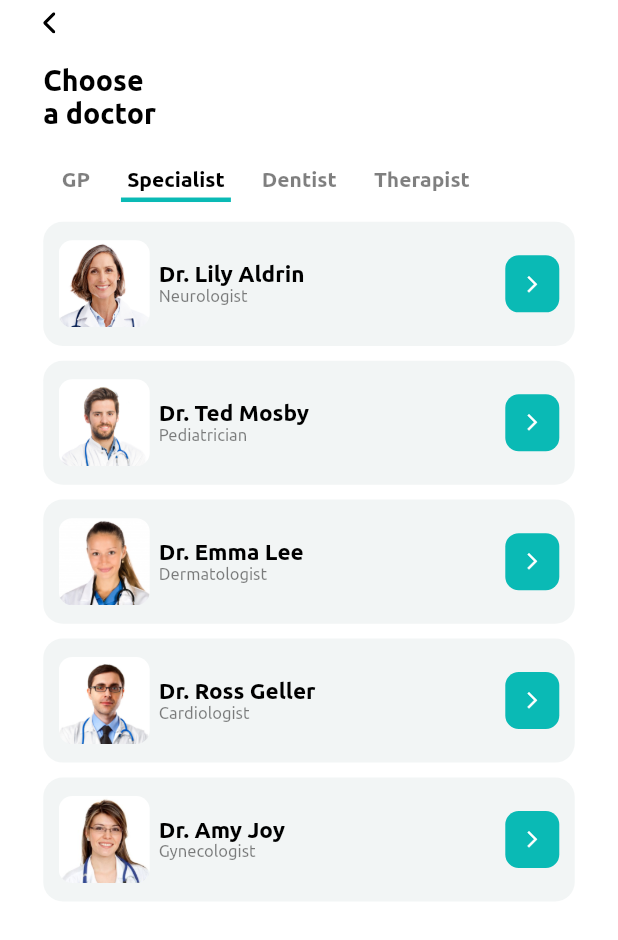
After one commit to dirisujesse/dirisujesse-greenmedical, a Flutter app: the PhysicianListPage screen opened by its route, after a tap on "Specialist", on a phone screen of 412 x 824 dp. The commit adds this screen. Shown: the top 940 px of the screen. Run offline on Flutter 3.47's test engine with Material 2 defaults, Android fonts, the phone set to English and light mode, and no system bars; our stand-ins replace flutter_svg, geolocator, google_maps_flutter.

Commit message:
Physicians list UI

```diff
--- a/lib/components/fragments/buttons/app_back_button.dart
+++ b/lib/components/fragments/buttons/app_back_button.dart
@@ -7,10 +7,15 @@ import 'package:roavapp/values/images.dart';
 
 class AppBackButton extends StatelessWidget {
   final OnPressed onPressed;
+  final bool _isPadded;
 
   const AppBackButton({
     this.onPressed,
-  });
+  }) : _isPadded = true;
+
+  const AppBackButton.plain({
+    this.onPressed,
+  }) : _isPadded = false;
 
   @override
   Widget build(BuildContext context) {
@@ -20,7 +25,7 @@ class AppBackButton extends StatelessWidget {
       child: InkWell(
         child: Container(
           color: appWhite,
-          padding: scaler.insets.symmetric(vertical: .5, horizontal: 2),
+          padding: _isPadded ? scaler.insets.symmetric(vertical: .5, horizontal: 2) : scaler.insets.zero,
           child: SvgPicture.asset(
             AppSvgs.back,
           ),
--- /dev/null
+++ b/lib/components/fragments/indicators/app_tab.dart
@@ -0,0 +1,48 @@
+import 'package:flutter/material.dart';
+import 'package:flutter/widgets.dart';
+import 'package:roavapp/components/typography/app_text.dart';
+import 'package:roavapp/styles/colors.dart';
+import 'package:roavapp/styles/text_styles.dart';
+import 'package:roavapp/utils/dimensions.dart';
+import 'package:roavapp/utils/typedefs.dart';
+
+class AppTab extends StatelessWidget {
+  final bool isActive;
+  final String text;
+  final OnPressed onTap;
+
+  AppTab({
+    @required this.isActive,
+    @required this.text,
+    this.onTap,
+  });
+
+  @override
+  Widget build(BuildContext context) {
+    final scaler = AppScaleUtil(context);
+    return InkWell(
+      child: AnimatedContainer(
+        duration: Duration(milliseconds: 500),
+        margin: scaler.insets.symmetric(horizontal: 2),
+        padding: scaler.insets.fromLTRB(1, 0, 1, .5),
+        decoration: BoxDecoration(
+          border: Border(
+            bottom: BorderSide(
+              width: scaler.fontSizer.sp(5),
+              color: isActive ? appTeal : appTransparent,
+            ),
+          ),
+        ),
+        child: AppText(
+          text,
+          textAlign: TextAlign.center,
+          style: boldText.copyWith(
+            fontSize: 32,
+            color: isActive ? appBlack : appBlack.withOpacity(.5),
+          ),
+        ),
+      ),
+      onTap: onTap,
+    );
+  }
+}
--- /dev/null
+++ b/lib/components/fragments/list_items/physio_list_item.dart
@@ -0,0 +1,117 @@
+import 'package:flutter/material.dart';
+import 'package:roavapp/components/typography/app_text.dart';
+import 'package:roavapp/models/podos/physician.dart';
+import 'package:roavapp/styles/colors.dart';
+import 'package:roavapp/styles/text_styles.dart';
+import 'package:roavapp/utils/dimensions.dart';
+import 'package:roavapp/utils/typedefs.dart';
+
+class PhysioListItem extends StatelessWidget {
+  final Physician physician;
+  final Color bgColor;
+  final OnPressed onTap;
+
+  const PhysioListItem({
+    @required this.physician,
+    this.bgColor = appGrey,
+    this.onTap,
+  });
+
+  @override
+  Widget build(BuildContext context) {
+    final scaler = AppScaleUtil(context);
+
+    return InkWell(
+      onTap: onTap,
+      child: Container(
+        decoration: BoxDecoration(
+          borderRadius: BorderRadius.circular(
+            scaler.fontSizer.sp(30),
+          ),
+          color: bgColor,
+        ),
+        padding: scaler.insets.symmetric(
+          vertical: 1.5,
+          horizontal: 2.5,
+        ),
+        margin: scaler.insets.symmetric(
+          vertical: .6,
+        ),
+        child: Table(
+          defaultVerticalAlignment: TableCellVerticalAlignment.middle,
+          columnWidths: {
+            0: FlexColumnWidth(2),
+            1: FlexColumnWidth(.2),
+            2: FlexColumnWidth(7),
+            3: FlexColumnWidth(.3),
+            4: FlexColumnWidth(1.5),
+          },
+          children: [
+            TableRow(
+              children: [
+                Container(
+                  height: scaler.fontSizer.sp(140),
+                  decoration: BoxDecoration(
+                    image: DecorationImage(
+                      image: AssetImage(
+                        physician.picture,
+                      ),
+                      fit: BoxFit.cover,
+                    ),
+                    borderRadius: BorderRadius.circular(
+                      scaler.fontSizer.sp(20),
+                    ),
+                  ),
+                ),
+                const SizedBox(),
+                Column(
+                  mainAxisAlignment: MainAxisAlignment.center,
+                  crossAxisAlignment: CrossAxisAlignment.start,
+                  children: <Widget>[
+                    AppText(
+                      physician.name ?? "",
+                      style: boldText.copyWith(
+                        fontSize: 35,
+                        color: appBlack,
+                      ),
+                    ),
+                    AppText(
+                      physician.specialty ?? "",
+                      style: normalText.copyWith(
+                        fontSize: 25,
+                        color: appBlack.withOpacity(.5),
+                      ),
+                    ),
+                  ],
+                ),
+                const SizedBox(),
+                Align(
+                  alignment: Alignment.centerRight,
+                  child: Container(
+                    constraints: BoxConstraints.tightFor(
+                      height: scaler.fontSizer.sp(90),
+                      width: scaler.fontSizer.sp(85),
+                    ),
+                    decoration: BoxDecoration(
+                      color: appTeal,
+                      borderRadius: BorderRadius.circular(
+                        scaler.fontSizer.sp(20),
+                      ),
+                    ),
+                    child: Center(
+                      child: Icon(
+                        Icons.arrow_forward_ios,
+                        color: appWhite,
+                        size: scaler.fontSizer.sp(30),
+                      ),
+                    ),
+                  ),
+                ),
+              ],
+            )
+          ],
+        ),
+      ),
+    );
+  }
+}
--- /dev/null
+++ b/lib/components/layouts/lists/physio_list.dart
@@ -0,0 +1,32 @@
+import 'package:flutter/material.dart';
+import 'package:roavapp/components/fragments/list_items/physio_list_item.dart';
+import 'package:roavapp/components/typography/app_text.dart';
+import 'package:roavapp/models/podos/physician.dart';
+
+class PhysioList extends StatelessWidget {
+  final List<Physician> physicians;
+
+  PhysioList({
+    @required this.physicians,
+  });
+
+  @override
+  Widget build(BuildContext context) {
+    if (physicians.isEmpty) {
+      return Center(
+        child: AppText(
+          "Oops, no physicians here...",
+          textAlign: TextAlign.center,
+        ),
+      );
+    }
+    return ListView.builder(
+      itemBuilder: (context, idx) {
+        return PhysioListItem(
+          physician: physicians[idx],
+        );
+      },
+      itemCount: physicians.length,
+    );
+  }
+}
--- /dev/null
+++ b/lib/models/podos/physician.dart
@@ -0,0 +1,17 @@
+class Physician {
+  final String name;
+  final String picture;
+  final String specialty;
+  final String bio;
+  final List<String> qalifications;
+  final int experience;
+
+  const Physician({
+    this.name,
+    this.picture,
+    this.specialty,
+    this.bio,
+    this.qalifications,
+    this.experience,
+  });
+}
--- a/lib/pages/physicians/physician_list_page.dart
+++ b/lib/pages/physicians/physician_list_page.dart
@@ -0,0 +1,111 @@
+import 'package:flutter/material.dart';
+import 'package:roavapp/components/fragments/buttons/app_back_button.dart';
+import 'package:roavapp/components/fragments/indicators/app_tab.dart';
+import 'package:roavapp/components/fragments/spacers/app_sized_box.dart';
+import 'package:roavapp/components/layouts/lists/physio_list.dart';
+import 'package:roavapp/components/typography/app_text.dart';
+import 'package:roavapp/styles/text_styles.dart';
+import 'package:roavapp/utils/dimensions.dart';
+import 'package:roavapp/values/json.dart';
+
+class PhysicianListPage extends StatefulWidget {
+  const PhysicianListPage();
+
+  @override
+  State<StatefulWidget> createState() {
+    return _PhysicianListPageState();
+  }
+}
+
+class _PhysicianListPageState extends State<PhysicianListPage> {
+  ValueNotifier<int> _tabIndex;
+  PageController _pageController;
+
+  @override
+  void initState() {
+    super.initState();
+    _tabIndex = ValueNotifier(0);
+    _pageController = PageController(initialPage: 0);
+  }
+
+  @override
+  Widget build(BuildContext context) {
+    final scaler = AppScaleUtil(context);
+    return Scaffold(
+      body: Builder(
+        builder: (context) {
+          return SafeArea(
+            child: Container(
+              constraints: BoxConstraints.tightFor(
+                height: scaler.sizer.height,
+                width: scaler.sizer.width,
+              ),
+              padding: scaler.insets.symmetric(
+                horizontal: 7,
+              ),
+              child: Column(
+                mainAxisAlignment: MainAxisAlignment.start,
+                crossAxisAlignment: CrossAxisAlignment.stretch,
+                children: <Widget>[
+                  const AppSizedBox(height: 1),
+                  AppBackButton.plain(),
+                  const AppSizedBox(height: 2.5),
+                  AppText(
+                    "Choose\na doctor",
+                    style: boldText.copyWith(
+                      fontSize: 45,
+                    ),
+                  ),
+                  const AppSizedBox(height: 3),
+                  ValueListenableBuilder(
+                    valueListenable: _tabIndex,
+                    builder: (context, int index, _) {
+                      return SingleChildScrollView(
+                        scrollDirection: Axis.horizontal,
+                        child: Row(
+                          mainAxisAlignment: MainAxisAlignment.start,
+                          crossAxisAlignment: CrossAxisAlignment.center,
+                          children: <Widget>[
+                            for (final tab in tabItems)
+                              AppTab(
+                                isActive: tabItems.indexOf(tab) == index,
+                                text: tab,
+                                onTap: () {
+                                  final idx = tabItems.indexOf(tab);
+                                  _tabIndex.value = idx;
+                                  _pageController.jumpToPage(idx);
+                                },
+                              ),
+                          ],
+                        ),
+                      );
+                    },
+                  ),
+                  const AppSizedBox(height: 1),
+                  Expanded(
+                    child: PageView.builder(
+                      itemBuilder: (context, idx) {
+                        return PhysioList(
+                          physicians: physicians.where(
+                            (it) => it.qalifications.contains(
+                              tabItems[idx],
+                            ),
+                          ).toList(),
+                        );
+                      },
+                      controller: _pageController,
+                      itemCount: tabItems.length,
+                      onPageChanged: (page) {
+                        _tabIndex.value = page;
+                      },
+                    ),
+                  )
+                ],
+              ),
+            ),
+          );
+        },
+      ),
+    );
+  }
+}
--- a/lib/values/images.dart
+++ b/lib/values/images.dart
@@ -1,10 +1,10 @@
 class AppImages {
   const AppImages();
-  static const String docAmy = "assets/images/raster/doc_amy.png";
-  static const String docEmma = "assets/images/raster/doc_emma.png";
-  static const String docLily = "assets/images/raster/doc_lily.png";
-  static const String docMosby = "assets/images/raster/doc_mosby.png";
-  static const String docRoss = "assets/images/raster/doc_ross.png";
+  static const String docAmy = "assets/images/raster/docAmy.png";
+  static const String docEmma = "assets/images/raster/docEmma.png";
+  static const String docLily = "assets/images/raster/docLily.png";
+  static const String docMosby = "assets/images/raster/docMosby.png";
+  static const String docRoss = "assets/images/raster/docRoss.png";
 }
 
 class AppSvgs {
--- a/lib/values/json.dart
+++ b/lib/values/json.dart
@@ -1,5 +1,6 @@
 import 'package:roavapp/models/podos/dashboard_item.dart';
 import 'package:roavapp/models/podos/destination.dart';
+import 'package:roavapp/models/podos/physician.dart';
 import 'package:roavapp/values/images.dart';
 
 const List<DashboardItem> dashItems = [
@@ -35,6 +36,60 @@ const List<DashboardItem> dashItems = [
   ),
 ];
 
+const List<String> tabItems = [
+  "GP",
+  "Specialist",
+  "Dentist",
+  "Therapist",
+];
+
+const List<Physician> physicians = [
+  const Physician(
+    picture: AppImages.docLily,
+    name: "Dr. Lily Aldrin",
+    specialty: "Neurologist",
+    qalifications: [
+      "Specialist",
+      "Therapist",
+    ],
+  ),
+  const Physician(
+    picture: AppImages.docMosby,
+    name: "Dr. Ted Mosby",
+    specialty: "Pediatrician",
+    qalifications: [
+      "Specialist",
+      "GP",
+    ],
+  ),
+  const Physician(
+    picture: AppImages.docEmma,
+    name: "Dr. Emma Lee",
+    specialty: "Dermatologist",
+    qalifications: [
+      "Specialist",
+      "Therapist",
+    ],
+  ),
+  const Physician(
+    picture: AppImages.docRoss,
+    name: "Dr. Ross Geller",
+    specialty: "Cardiologist",
+    qalifications: [
+      "Specialist",
+    ],
+  ),
+  const Physician(
+    picture: AppImages.docAmy,
+    name: "Dr. Amy Joy",
+    specialty: "Gynecologist",
+    qalifications: [
+      "Specialist",
+      "Therapist",
+    ],
+  ),
+];
+
 const Destination hospitalLocation = Destination(
   name: "Green Medical Center",
   long: 3.3507791,
--- a/lib/values/routes.dart
+++ b/lib/values/routes.dart
@@ -7,6 +7,7 @@ import 'package:roavapp/pages/covid/covid_page.dart';
 import 'package:roavapp/pages/dashboard/dashboard_page.dart';
 import 'package:roavapp/pages/emergency/emergency_page.dart';
 import 'package:roavapp/pages/map/map_page.dart';
+import 'package:roavapp/pages/physicians/physician_list_page.dart';
 import 'package:roavapp/pages/success/success_page.dart';
 
 final Map<String, Widget Function(BuildContext)> staticRoutes = {
@@ -16,6 +17,7 @@ final Map<String, Widget Function(BuildContext)> staticRoutes = {
   "/emergency": (BuildContext context) => const EmergencyPage(),
   "/covid": (BuildContext context) => const CovidPage(),
   "/success": (BuildContext context) => const SuccessPage(),
+  "/doctors": (BuildContext context) => const PhysicianListPage(),
   "/map": (BuildContext context) => const MapPage(),
 };
 
--- a/pubspec.yaml
+++ b/pubspec.yaml
@@ -27,7 +27,7 @@ dev_dependencies:
 flutter:
   uses-material-design: true
   assets:
-   - assets/images/
+   - assets/images/raster/
    - assets/images/svg/
 
   fonts:
```
Also changed, not shown: assets/images/raster/docAmy.png (renamed from assets/images/raster/doc_amy.png), assets/images/raster/docEmma.png (renamed from assets/images/raster/doc_emma.png), assets/images/raster/docLily.png (renamed from assets/images/raster/doc_lily.png), assets/images/raster/docMosby.png (renamed from assets/images/raster/doc_mosby.png), assets/images/raster/docRoss.png (renamed from assets/images/raster/doc_ross.png).
